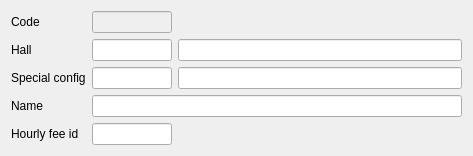
Before: the Qt Designer form Editors/ce5table.ui in End1-1/Cafe5, drawn with Qt 5.
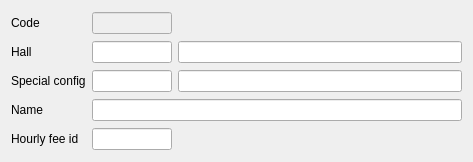
After: the same form once the commit is applied. Custom widgets are drawn as their Qt base class.

```diff
--- a/Editors/ce5table.ui
+++ b/Editors/ce5table.ui
@@ -7,7 +7,7 @@
     <x>0</x>
     <y>0</y>
     <width>473</width>
-    <height>142</height>
+    <height>162</height>
    </rect>
   </property>
   <property name="windowTitle">
```
Left out of the diff: 15 changed lines with no effect on the pictures.
